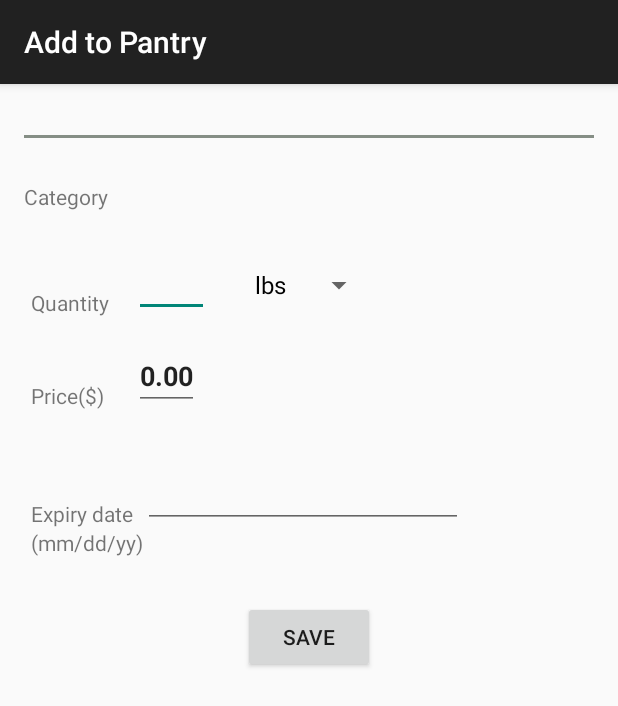
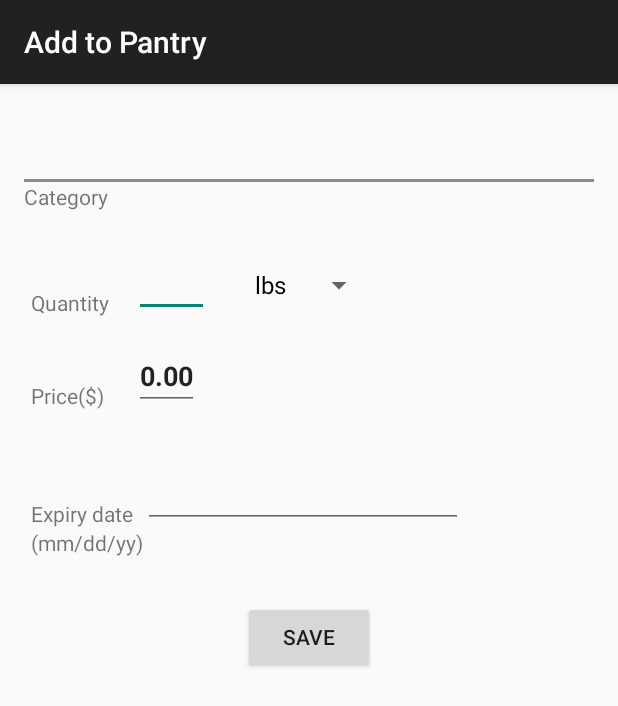
Before and after one commit to namrata-ojha/SmartGroceryTrackerWithFragments, an Android app: the AddToPantryActivity screen opened directly, with no data from a screen before it, on a phone screen of 412 x 824 dp. Shown: the top 706 px of the screen. Run offline under Robolectric (Android 15) with nearby library versions, the phone set to English and light mode, and no system bars; 4 statements that could not run were skipped.

Commit message:
Done alignment and Label .

```diff
--- a/app/build.gradle
+++ b/app/build.gradle
@@ -24,4 +24,5 @@ dependencies {
     compile 'com.android.support:appcompat-v7:23.0.0'
     compile 'com.android.support:support-v13:22.2.1'
     compile 'com.android.support:design:22.2.1'
+    compile 'org.apache.commons:commons-lang3:3.4'
 }
--- a/app/src/main/res/layout/content_add_to_pantry.xml
+++ b/app/src/main/res/layout/content_add_to_pantry.xml
@@ -17,16 +17,18 @@
         android:layout_width="60dp"
         android:layout_height="20dp"
         android:id="@+id/itemNameTextView"
-        android:textSize="@dimen/abc_text_size_headline_material"
         android:layout_alignParentTop="true"
         android:layout_alignLeft="@+id/unitSpinner"
-        android:layout_alignStart="@+id/unitSpinner" />
+        android:layout_alignStart="@+id/unitSpinner"
+        android:textAppearance="?android:attr/textAppearanceMedium"
+        android:textColor="#2c43b9"
+        android:textStyle="bold" />
 
     <View
         android:layout_width="fill_parent"
         android:layout_height="2dip"
         android:background="#858e85"
-        android:layout_above="@+id/textView"
+        android:layout_above="@+id/categoryTextView"
         android:layout_alignParentLeft="true"
         android:layout_alignParentStart="true" />
 
--- a/build.gradle
+++ b/build.gradle
@@ -5,7 +5,8 @@ buildscript {
         jcenter()
     }
     dependencies {
-        classpath 'com.android.tools.build:gradle:1.2.3'
+        classpath 'com.android.tools.build:gradle:1.5.0'
+
 
         // NOTE: Do not place your application dependencies here; they belong
         // in the individual module build.gradle files
@@ -16,4 +17,6 @@ allprojects {
     repositories {
         jcenter()
     }
+
+
 }
```
Also changed, not shown: app/src/main/java/com/scu/smartgrocerytracker/SmartGroceryDBHelper.java (+1 -8 lines), app/src/main/res/layout/inventory_layout.xml (+24 -10 lines), app/src/main/res/layout/shopping_list.xml (+9 -6 lines), 1 other file.
